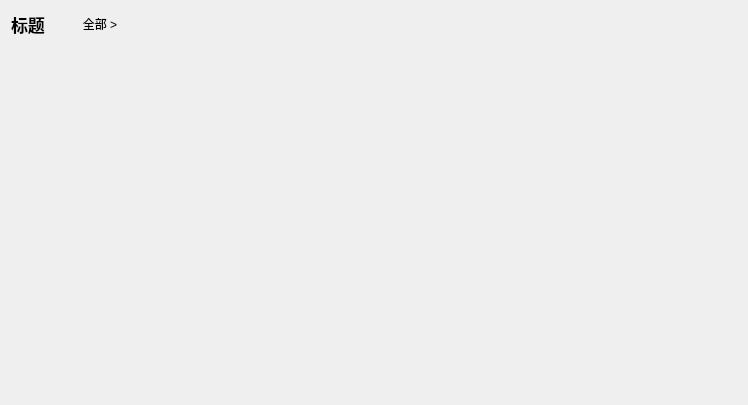
Qt form KuGouStart/Live/LiveCommonPartWidget/LiveCommonPartWidget.ui (a-mo-xi-wei/Qt-KuGouAppClient) before a commit.
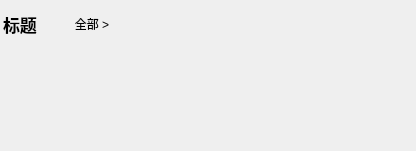
The same form after that commit.

Patch:
```diff
--- a/KuGouStart/Live/LiveCommonPartWidget/LiveCommonPartWidget.ui
+++ b/KuGouStart/Live/LiveCommonPartWidget/LiveCommonPartWidget.ui
@@ -6,8 +6,8 @@
    <rect>
     <x>0</x>
     <y>0</y>
-    <width>748</width>
-    <height>405</height>
+    <width>416</width>
+    <height>151</height>
    </rect>
   </property>
   <property name="windowTitle">
@@ -18,7 +18,7 @@
     <number>2</number>
    </property>
    <property name="leftMargin">
-    <number>2</number>
+    <number>0</number>
    </property>
    <property name="topMargin">
     <number>2</number>
@@ -35,6 +35,9 @@
       <property name="spacing">
        <number>15</number>
       </property>
+      <property name="leftMargin">
+       <number>3</number>
+      </property>
       <item>
        <widget class="QLabel" name="title_label">
         <property name="font">
@@ -136,6 +139,18 @@
       </sizepolicy>
      </property>
      <layout class="QVBoxLayout" name="verticalLayout_2">
+      <property name="leftMargin">
+       <number>0</number>
+      </property>
+      <property name="topMargin">
+       <number>0</number>
+      </property>
+      <property name="rightMargin">
+       <number>0</number>
+      </property>
+      <property name="bottomMargin">
+       <number>0</number>
+      </property>
       <item>
        <widget class="QWidget" name="line_widget_1" native="true"/>
       </item>
```
